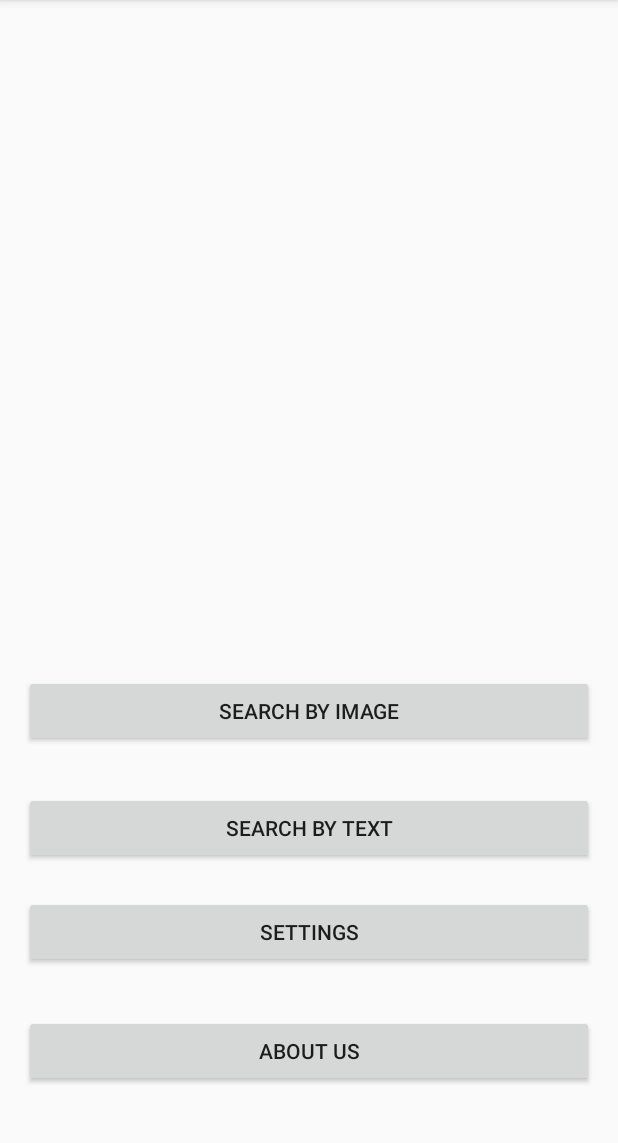
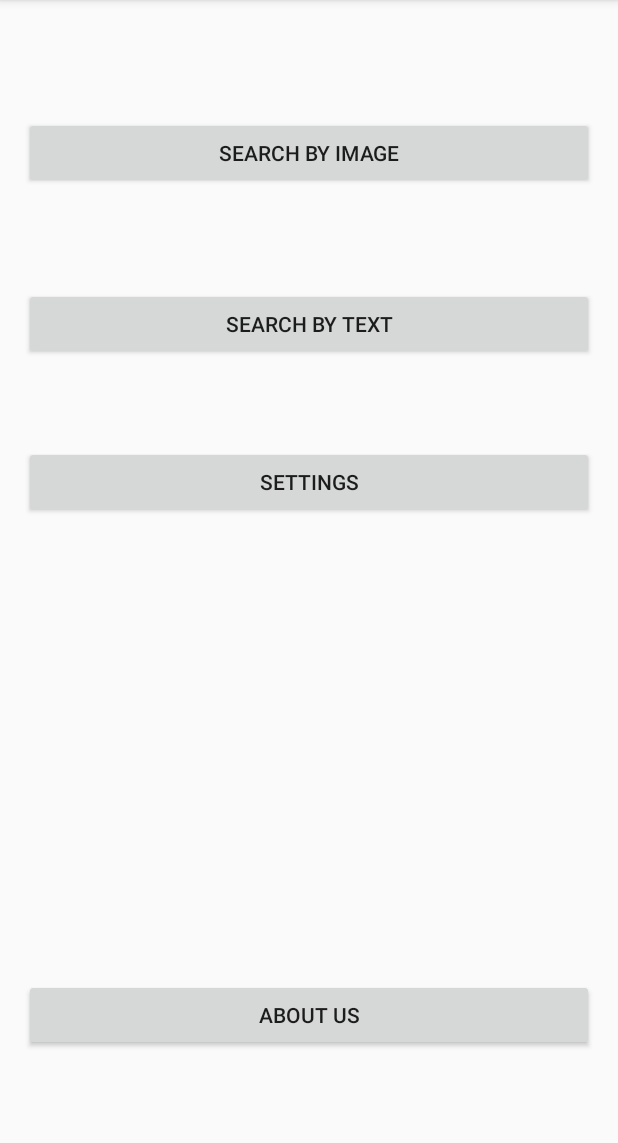
Before and after one commit to Mobius2400/CardManager, an Android app: the screen it shows after launch (MainActivity), on a phone screen of 412 x 824 dp, the part 84-1227 px from its top. Run offline under Robolectric (Android 15) with nearby library versions, the phone set to English and light mode, and no system bars; 1 statement that could not run was skipped.

Commit message:
Modified Search by Text Xml

```diff
--- /dev/null
+++ b/app/src/main/res/drawable/border.xml
@@ -0,0 +1,6 @@
+<shape xmlns:android="http://schemas.android.com/apk/res/android"
+    android:shape="rectangle" >
+    <stroke
+        android:width="2dp"
+        android:color="#000000" />
+</shape>
--- a/app/src/main/res/layout/activity_main.xml
+++ b/app/src/main/res/layout/activity_main.xml
@@ -11,14 +11,14 @@
     tools:context="com.venkatesan.das.cardmanager.MainActivity">
 
     <Button
-        android:text="@string/aboutUs"
+        android:text="@string/searchByImage"
         android:layout_width="match_parent"
         android:layout_height="wrap_content"
-        android:id="@+id/aboutUs"
+        android:id="@+id/captureCard"
         style="@android:style/Widget.Material.Button"
-        android:layout_alignParentBottom="true"
-        android:layout_alignParentStart="true"
-        android:layout_marginBottom="27dp" />
+        android:layout_marginTop="62dp"
+        android:layout_alignParentTop="true"
+        android:layout_alignParentStart="true" />
 
     <Button
         android:text="@string/configSettings"
@@ -26,28 +26,29 @@
         android:layout_height="wrap_content"
         android:id="@+id/configSettings"
         style="@android:style/Widget.Material.Button"
-        android:layout_above="@+id/aboutUs"
-        android:layout_alignParentStart="true"
-        android:layout_marginBottom="31dp" />
+        android:layout_marginTop="57dp"
+        android:layout_below="@+id/checkInventory2"
+        android:layout_alignParentStart="true" />
 
     <Button
-        android:text="@string/checkInventory"
+        android:text="@string/aboutUs"
+        android:layout_width="match_parent"
+        android:layout_height="wrap_content"
+        android:id="@+id/aboutUs"
+        style="@android:style/Widget.Material.Button"
+        android:layout_marginBottom="51dp"
+        android:layout_alignParentBottom="true"
+        android:layout_alignParentStart="true" />
+
+    <Button
+        android:text="@string/searchByText"
         android:layout_width="match_parent"
         android:layout_height="wrap_content"
         android:id="@+id/checkInventory2"
         style="@android:style/Widget.Material.Button"
-        android:layout_alignBottom="@+id/configSettings"
+        android:layout_marginTop="66dp"
+        android:layout_below="@+id/captureCard"
         android:layout_alignParentStart="true"
-        android:layout_marginBottom="69dp" />
-
-    <Button
-        android:text="@string/cardCapture"
-        android:layout_width="match_parent"
-        android:layout_height="wrap_content"
-        android:id="@+id/captureCard"
-        style="@android:style/Widget.Material.Button"
-        android:layout_marginBottom="99dp"
-        android:layout_above="@+id/configSettings"
-        android:layout_alignParentStart="true" />
+        android:onClick="toSearchByText" />
 
 </RelativeLayout>
--- a/app/src/main/res/values/colors.xml
+++ b/app/src/main/res/values/colors.xml
@@ -1,6 +1,6 @@
 <?xml version="1.0" encoding="utf-8"?>
 <resources>
     <color name="colorPrimary">#3F51B5</color>
-    <color name="colorPrimaryDark">#303F9F</color>
+    <color name="colorPrimaryDark">#303f9f</color>
     <color name="colorAccent">#FF4081</color>
 </resources>
--- a/app/src/main/res/values/strings.xml
+++ b/app/src/main/res/values/strings.xml
@@ -1,8 +1,9 @@
 <resources>
     <string name="app_name">CardManager</string>
-    <string name="cardCapture">Search By Image</string>
+    <string name="searchByImage">Search By Image</string>
     <string name="configSettings">Settings</string>
-    <string name="checkInventory">Search By Text</string>
+    <string name="searchByText">Search By Text</string>
     <string name="aboutUs">About Us</string>
     <string name="cardSearch">Card Name</string>
+    <string name="goSearch">Search</string>
 </resources>
```
Also changed, not shown: app/src/main/java/com/venkatesan/das/cardmanager/MainActivity.java (+26 -0 lines), app/src/main/res/layout/searchByText.xml (renamed from app/src/main/res/layout/search_inventory.xml, +11 -9 lines).
